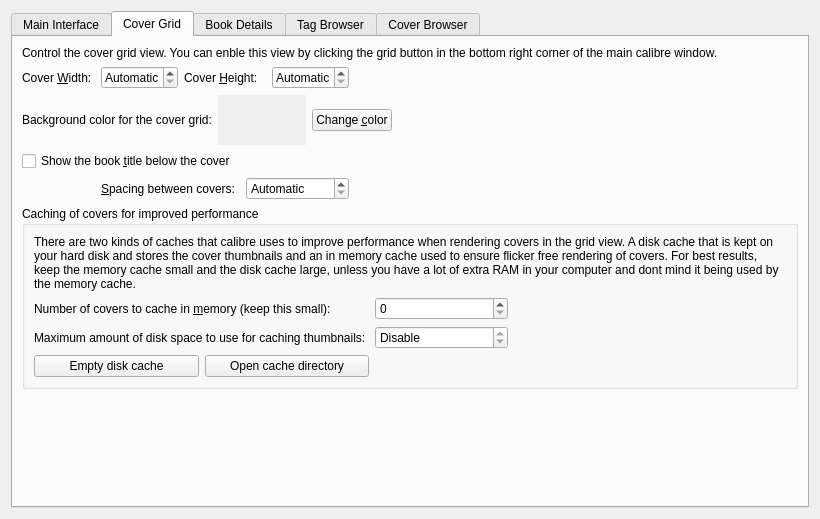
kovidgoyal/calibre, file src/calibre/gui2/preferences/look_feel.ui: the form before one commit.
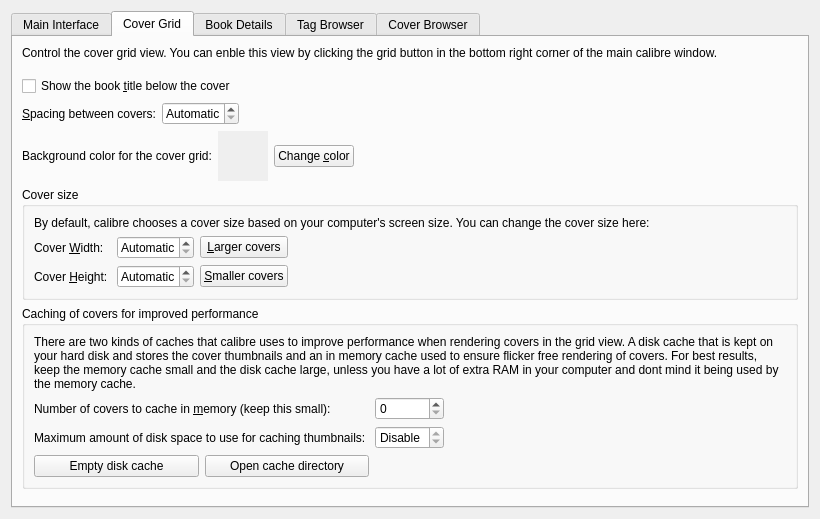
The form after the commit. The open tabs and pages were chosen to show the change. Icons and pictures are not drawn. Custom widgets are drawn as their Qt base class.

Commit message: Nicer controls for changing grid cover size

```diff
--- a/src/calibre/gui2/preferences/look_feel.ui
+++ b/src/calibre/gui2/preferences/look_feel.ui
@@ -231,47 +231,246 @@
       <attribute name="title">
        <string>Cover Grid</string>
       </attribute>
-      <layout class="QGridLayout" name="gridLayout_4">
-       <item row="4" column="1" colspan="3">
-        <widget class="QLabel" name="label_16">
+      <layout class="QVBoxLayout" name="verticalLayout">
+       <item>
+        <widget class="QLabel" name="label_19">
          <property name="text">
-          <string>&amp;Spacing between covers:</string>
+          <string>Control the cover grid view. You can enble this view by clicking the grid button in the bottom right corner of the main calibre window.</string>
          </property>
          <property name="buddy">
           <cstring>opt_cover_grid_spacing</cstring>
          </property>
         </widget>
        </item>
-       <item row="1" column="7" colspan="2">
-        <spacer name="horizontalSpacer">
+       <item>
+        <spacer name="verticalSpacer_6">
          <property name="orientation">
-          <enum>Qt::Horizontal</enum>
+          <enum>Qt::Vertical</enum>
+         </property>
+         <property name="sizeType">
+          <enum>QSizePolicy::Fixed</enum>
          </property>
          <property name="sizeHint" stdset="0">
           <size>
-           <width>417</width>
-           <height>20</height>
+           <width>20</width>
+           <height>10</height>
           </size>
          </property>
         </spacer>
        </item>
-       <item row="2" column="3" colspan="3">
-        <widget class="QLabel" name="cover_grid_color_label">
-         <property name="minimumSize">
-          <size>
-           <width>50</width>
-           <height>50</height>
-          </size>
-         </property>
-         <property name="autoFillBackground">
-          <bool>true</bool>
-         </property>
+       <item>
+        <widget class="QCheckBox" name="opt_cover_grid_show_title">
          <property name="text">
-          <string/>
+          <string>Show the book &amp;title below the cover</string>
          </property>
         </widget>
        </item>
-       <item row="5" column="0" colspan="9">
+       <item>
+        <layout class="QHBoxLayout" name="horizontalLayout_3">
+         <item>
+          <widget class="QLabel" name="label_16">
+           <property name="text">
+            <string>&amp;Spacing between covers:</string>
+           </property>
+           <property name="buddy">
+            <cstring>opt_cover_grid_spacing</cstring>
+           </property>
+          </widget>
+         </item>
+         <item>
+          <widget class="QDoubleSpinBox" name="opt_cover_grid_spacing">
+           <property name="toolTip">
+            <string>The spacing between covers. A value of zero means calculate automatically based on cover size.</string>
+           </property>
+           <property name="specialValueText">
+            <string>Automatic</string>
+           </property>
+           <property name="suffix">
+            <string> cm</string>
+           </property>
+           <property name="decimals">
+            <number>1</number>
+           </property>
+          </widget>
+         </item>
+         <item>
+          <spacer name="horizontalSpacer">
+           <property name="orientation">
+            <enum>Qt::Horizontal</enum>
+           </property>
+           <property name="sizeHint" stdset="0">
+            <size>
+             <width>40</width>
+             <height>20</height>
+            </size>
+           </property>
+          </spacer>
+         </item>
+        </layout>
+       </item>
+       <item>
+        <layout class="QHBoxLayout" name="horizontalLayout_2">
+         <item>
+          <widget class="QLabel" name="label_14">
+           <property name="text">
+            <string>Background color for the cover grid:</string>
+           </property>
+           <property name="buddy">
+            <cstring>cover_grid_color_button</cstring>
+           </property>
+          </widget>
+         </item>
+         <item>
+          <widget class="QLabel" name="cover_grid_color_label">
+           <property name="minimumSize">
+            <size>
+             <width>50</width>
+             <height>50</height>
+            </size>
+           </property>
+           <property name="autoFillBackground">
+            <bool>true</bool>
+           </property>
+           <property name="text">
+            <string/>
+           </property>
+          </widget>
+         </item>
+         <item>
+          <widget class="QPushButton" name="cover_grid_color_button">
+           <property name="text">
+            <string>Change &amp;color</string>
+           </property>
+          </widget>
+         </item>
+         <item>
+          <spacer name="horizontalSpacer_2">
+           <property name="orientation">
+            <enum>Qt::Horizontal</enum>
+           </property>
+           <property name="sizeHint" stdset="0">
+            <size>
+             <width>40</width>
+             <height>20</height>
+            </size>
+           </property>
+          </spacer>
+         </item>
+        </layout>
+       </item>
+       <item>
+        <widget class="QGroupBox" name="groupBox_4">
+         <property name="title">
+          <string>Cover size</string>
+         </property>
+         <layout class="QGridLayout" name="gridLayout_4">
+          <item row="1" column="0">
+           <widget class="QLabel" name="label_11">
+            <property name="text">
+             <string>Cover &amp;Width: </string>
+            </property>
+            <property name="buddy">
+             <cstring>opt_cover_grid_width</cstring>
+            </property>
+           </widget>
+          </item>
+          <item row="1" column="1">
+           <widget class="QDoubleSpinBox" name="opt_cover_grid_width">
+            <property name="toolTip">
+             <string>The width of displayed covers</string>
+            </property>
+            <property name="specialValueText">
+             <string>Automatic</string>
+            </property>
+            <property name="suffix">
+             <string> cm</string>
+            </property>
+            <property name="decimals">
+             <number>1</number>
+            </property>
+           </widget>
+          </item>
+          <item row="1" column="2">
+           <widget class="QPushButton" name="cover_grid_larger_cover">
+            <property name="toolTip">
+             <string>Make the covers larger, maintaining current aspect ratio.</string>
+            </property>
+            <property name="text">
+             <string>&amp;Larger covers</string>
+            </property>
+            <property name="icon">
+             <iconset resource="../../../../resources/images.qrc">
+              <normaloff>:/images/plus.png</normaloff>:/images/plus.png</iconset>
+            </property>
+           </widget>
+          </item>
+          <item row="2" column="0">
+           <widget class="QLabel" name="label_12">
+            <property name="text">
+             <string>Cover &amp;Height: </string>
+            </property>
+            <property name="buddy">
+             <cstring>opt_cover_grid_height</cstring>
+            </property>
+           </widget>
+          </item>
+          <item row="2" column="1">
+           <widget class="QDoubleSpinBox" name="opt_cover_grid_height">
+            <property name="toolTip">
+             <string>The height of displayed covers</string>
+            </property>
+            <property name="specialValueText">
+             <string>Automatic</string>
+            </property>
+            <property name="suffix">
+             <string> cm</string>
+            </property>
+            <property name="decimals">
+             <number>1</number>
+            </property>
+           </widget>
+          </item>
+          <item row="2" column="2">
+           <widget class="QPushButton" name="cover_grid_smaller_cover">
+            <property name="toolTip">
+             <string>Make the covers smaller, maintaining current aspect ratio.</string>
+            </property>
+            <property name="text">
+             <string>&amp;Smaller covers</string>
+            </property>
+            <property name="icon">
+             <iconset resource="../../../../resources/images.qrc">
+              <normaloff>:/images/minus.png</normaloff>:/images/minus.png</iconset>
+            </property>
+           </widget>
+          </item>
+          <item row="1" column="3">
+           <spacer name="horizontalSpacer_4">
+            <property name="orientation">
+             <enum>Qt::Horizontal</enum>
+            </property>
+            <property name="sizeHint" stdset="0">
+             <size>
+              <width>40</width>
+              <height>20</height>
+             </size>
+            </property>
+           </spacer>
+          </item>
+          <item row="0" column="0" colspan="4">
+           <widget class="QLabel" name="label_20">
+            <property name="text">
+             <string>By default, calibre chooses a cover size based on your computer's screen size. You can change the cover size here:</string>
+            </property>
+            <property name="wordWrap">
+             <bool>true</bool>
+            </property>
+           </widget>
+          </item>
+         </layout>
+        </widget>
+       </item>
+       <item>
         <widget class="QGroupBox" name="groupBox_3">
          <property name="title">
           <string>Caching of covers for improved performance</string>
@@ -364,92 +563,23 @@
             </property>
            </widget>
           </item>
+          <item row="1" column="3">
+           <spacer name="horizontalSpacer_5">
+            <property name="orientation">
+             <enum>Qt::Horizontal</enum>
+            </property>
+            <property name="sizeHint" stdset="0">
+             <size>
+              <width>40</width>
+              <height>20</height>
+             </size>
+            </property>
+           </spacer>
+          </item>
          </layout>
         </widget>
        </item>
-       <item row="1" column="2" colspan="3">
-        <widget class="QLabel" name="label_12">
-         <property name="text">
-          <string>Cover &amp;Height: </string>
-         </property>
-         <property name="buddy">
-          <cstring>opt_cover_grid_height</cstring>
-         </property>
-        </widget>
-       </item>
-       <item row="2" column="8">
-        <spacer name="horizontalSpacer_2">
-         <property name="orientation">
-          <enum>Qt::Horizontal</enum>
-         </property>
-         <property name="sizeHint" stdset="0">
-          <size>
-           <width>365</width>
-           <height>20</height>
-          </size>
-         </property>
-        </spacer>
-       </item>
-       <item row="2" column="6" colspan="2">
-        <widget class="QPushButton" name="cover_grid_color_button">
-         <property name="text">
-          <string>Change &amp;color</string>
-         </property>
-        </widget>
-       </item>
-       <item row="1" column="0">
-        <widget class="QLabel" name="label_11">
-         <property name="text">
-          <string>Cover &amp;Width: </string>
-         </property>
-         <property name="buddy">
-          <cstring>opt_cover_grid_width</cstring>
-         </property>
-        </widget>
-       </item>
-       <item row="4" column="4" colspan="3">
-        <widget class="QDoubleSpinBox" name="opt_cover_grid_spacing">
-         <property name="toolTip">
-          <string>The spacing between covers. A value of zero means calculate automatically based on cover size.</string>
-         </property>
-         <property name="specialValueText">
-          <string>Automatic</string>
-         </property>
-         <property name="suffix">
-          <string> cm</string>
-         </property>
-         <property name="decimals">
-          <number>1</number>
-         </property>
-        </widget>
-       </item>
-       <item row="2" column="0" colspan="3">
-        <widget class="QLabel" name="label_14">
-         <property name="text">
-          <string>Background color for the cover grid:</string>
-         </property>
-         <property name="buddy">
-          <cstring>cover_grid_color_button</cstring>
-         </property>
-        </widget>
-       </item>
-       <item row="1" column="1">
-        <widget class="QDoubleSpinBox" name="opt_cover_grid_width">
-         <property name="toolTip">
-          <string>The width of displayed covers</string>
-         </property>
-         <property name="specialValueText">
-          <string>Automatic</string>
-         </property>
-         <property name="suffix">
-          <string> cm</string>
-         </property>
-         <property name="decimals">
-          <number>1</number>
-         </property>
-        </widget>
-       </item>
-       <item row="6" column="0">
+       <item>
         <spacer name="verticalSpacer">
          <property name="orientation">
           <enum>Qt::Vertical</enum>
@@ -462,39 +592,6 @@
          </property>
         </spacer>
        </item>
-       <item row="1" column="5" colspan="2">
-        <widget class="QDoubleSpinBox" name="opt_cover_grid_height">
-         <property name="toolTip">
-          <string>The height of displayed covers</string>
-         </property>
-         <property name="specialValueText">
-          <string>Automatic</string>
-         </property>
-         <property name="suffix">
-          <string> cm</string>
-         </property>
-         <property name="decimals">
-          <number>1</number>
-         </property>
-        </widget>
-       </item>
-       <item row="3" column="0" colspan="9">
-        <widget class="QCheckBox" name="opt_cover_grid_show_title">
-         <property name="text">
-          <string>Show the book &amp;title below the cover</string>
-         </property>
-        </widget>
-       </item>
-       <item row="0" column="0" colspan="9">
-        <widget class="QLabel" name="label_19">
-         <property name="text">
-          <string>Control the cover grid view. You can enble this view by clicking the grid button in the bottom right corner of the main calibre window.</string>
-         </property>
-         <property name="wordWrap">
-          <bool>true</bool>
-         </property>
-        </widget>
-       </item>
       </layout>
      </widget>
      <widget class="QWidget" name="tab_4">
```
Left out of the diff: 4 changed lines with no effect on the pictures. The commit also changes 2 other files.
